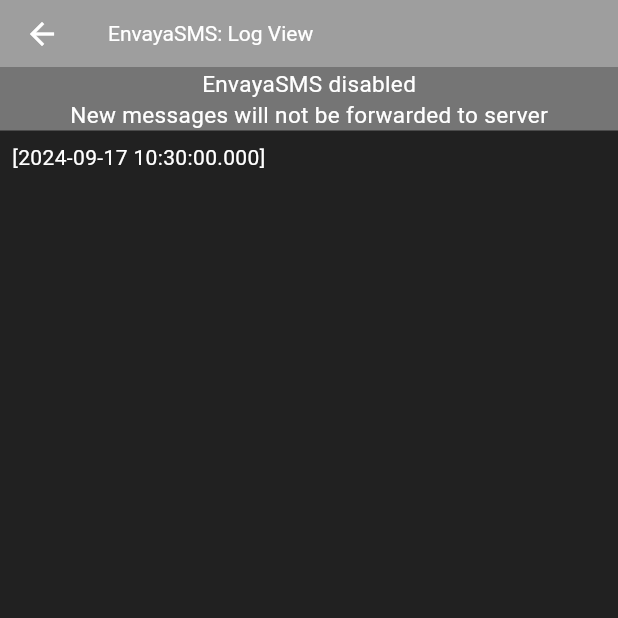
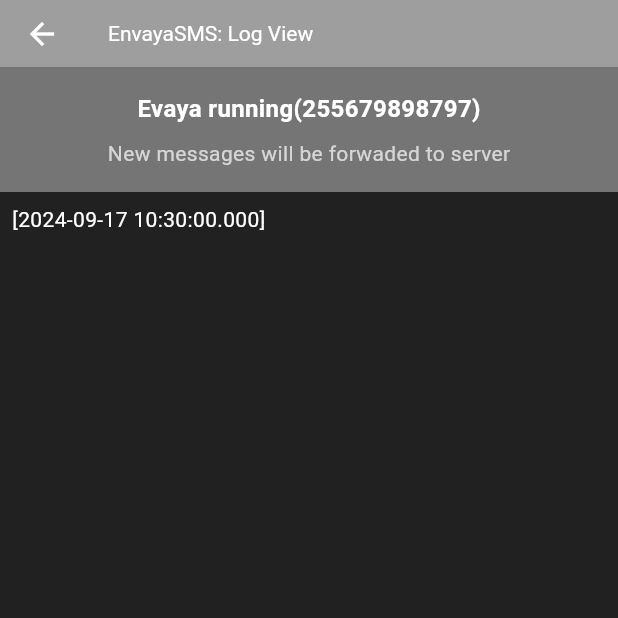
Before and after one commit to nshobairwe/Icare-Flutter, a Flutter app: the SmsSetting screen opened directly, after a tap on "Enable EnvayaSMS", on a phone screen of 412 x 824 dp, the top half of it. Run offline on Flutter 3.47's test engine with Material 3 defaults, Android fonts, the phone set to English and light mode, and no system bars; our stand-ins replace permission_handler; missing offline and left inert: background_sms; network calls fail.

Commit message:
evaya running number is shown

```diff
--- a/lib/main.dart
+++ b/lib/main.dart
@@ -33,7 +33,8 @@
         checkingForSms: null,
         evayaSmsStarted: null,
         OutgoingSmsTime: null,
-      ),
+
+      )
     );
   }
 }
--- a/lib/screen/sms_setting.dart
+++ b/lib/screen/sms_setting.dart
@@ -30,6 +30,8 @@
   String _password = '123';
 
   String statusMessage = '';
+  String runningPhone = 'Evaya running(255679898797)';
+  String smsForwadedToServer = 'New messages will be forwaded to server';
 
   void _fetchAndSendSms() async {
     await SMService.fetchSmsData((successMessage) {
@@ -55,7 +57,10 @@
                   evayaSmsStarted: evayaSmsStarted!,
                   OutgoingSmsTime: OutgoingSmsTime,
                   checkingForSms: checkingForSms,
-                    smsSent: statusMessage
+                    smsSent: statusMessage,
+                    runningNumber: runningPhone,
+                    smsForwadedToServer: smsForwadedToServer
+
                 ),
               ),
             );
--- a/lib/screen/sms_view.dart
+++ b/lib/screen/sms_view.dart
@@ -1,4 +1,4 @@
-import 'dart:async'; // Import this to use Future.delayed
+import 'dart:async';
 import 'package:flutter/material.dart';
 import 'package:icare/screen/sms_setting.dart';
 
@@ -8,6 +8,9 @@
   final String? OutgoingSmsTime;
   final String? checkingForSms;
   final String? smsSent;
+  final String? runningNumber;
+  final String? smsForwadedToServer;
+
 
   const LogViewScreen({
     Key? key,
@@ -16,6 +19,7 @@
     this.OutgoingSmsTime,
     this.checkingForSms,
     this.smsSent,
+    this.runningNumber, this.smsForwadedToServer,
   }) : super(key: key);
 
   @override
@@ -23,9 +27,10 @@
 }
 
 class _LogViewScreenState extends State<LogViewScreen> {
-  // Track which texts should be visible
   List<bool> _visibleTexts = [false, false, false, false];
-  String sms = ''; // Declare 'sms' as a class-level variable
+  String evayaDisabled = 'EnvayaSMS disabled';
+  String smsNotForwadedToServer = 'New messages will not be forwarded to a server';
+  List<Timer> _timers = []; // List to hold all the timers
 
   @override
   void initState() {
@@ -33,37 +38,66 @@
     _showTextsWithDelay();
   }
 
+  @override
+  void dispose() {
+    // Cancel all timers when the widget is disposed
+    for (var timer in _timers) {
+      timer.cancel();
+    }
+    super.dispose();
+  }
+
   void _showTextsWithDelay() {
-    // Create a delay for each text to appear
-    Future.delayed(Duration(seconds: 1), () {
+    _timers.add(
+      Timer(Duration(seconds: 1), () {
+        if (mounted) {
           setState(() {
             _visibleTexts[0] = true;
           });
-    });
+        }
+      }),
+    );
 
-    Future.delayed(Duration(seconds: 2), () {
+    _timers.add(
+      Timer(Duration(seconds: 2), () {
+        if (mounted) {
           setState(() {
             _visibleTexts[1] = true;
           });
-    });
+        }
+      }),
+    );
 
-    Future.delayed(Duration(seconds: 3), () {
+    _timers.add(
+      Timer(Duration(seconds: 3), () {
+        if (mounted) {
           setState(() {
             _visibleTexts[2] = true;
           });
-    });
+        }
+      }),
+    );
 
-    Future.delayed(Duration(seconds: 4), () {
+    _timers.add(
+      Timer(Duration(seconds: 4), () {
+        if (mounted) {
           setState(() {
             _visibleTexts[3] = true;
           });
-    });
-
-
+        }
+      }),
+    );
   }
 
   @override
   Widget build(BuildContext context) {
+    String displayedText = widget.runningNumber?.isNotEmpty == true
+        ? widget.runningNumber!
+        : evayaDisabled;
+    String displaySmsForwaded = widget.smsForwadedToServer?.isNotEmpty == true
+              ? widget.smsForwadedToServer!
+              : smsNotForwadedToServer;
+
     return Scaffold(
       appBar: PreferredSize(
         preferredSize: Size.fromHeight(45.0),
@@ -75,7 +109,7 @@
         child: Column(
           children: [
             Container(
-              child:  Column(
+              child: Column(
                 children: [
                   GestureDetector(
                     onTap: () {
@@ -84,19 +118,25 @@
                     },
                     child: Container(
                       color: Colors.grey[600],
+                      padding: EdgeInsets.all(16.0),
                       child: Center(
                         child: Column(
+                          mainAxisSize: MainAxisSize.min,
                           children: [
                             Text(
-                              'EnvayaSMS disabled',
+                              displayedText,
                               style: TextStyle(
-                                fontSize: 15.0,
+                                fontSize: 16.0,
+                                fontWeight: FontWeight.bold,
+                                color: Colors.white,
                               ),
                             ),
+                            SizedBox(height: 8.0),
                             Text(
-                              'New messages will not be forwarded to server',
+                              displaySmsForwaded,
                               style: TextStyle(
-                                fontSize: 15.0,
+                                fontSize: 14.0,
+                                color: Colors.white70,
                               ),
                             ),
                           ],
@@ -124,9 +164,9 @@
                 ),
               ),
             )
-          ]
-        )
-      )
+          ],
+        ),
+      ),
     );
   }
 }
--- a/lib/service/provider.dart
+++ b/lib/service/provider.dart
@@ -44,7 +44,7 @@
   // Fetch data and send SMS for each message
   static Future<void> fetchSmsData(Function(String) onSuccess) async {
 
-    var url = Uri.parse('http://192.168.43.65:8081/sms/receive');
+    var url = Uri.parse('http://192.168.1.147:8081/sms/receive');
 
     // Sending the request as form data
     var response = await http.post(
```
Lines whose indentation alone changed are shown as unchanged.
